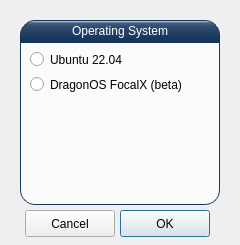
Qt form UI/install.ui (ainfosec/FISSURE) before a commit.
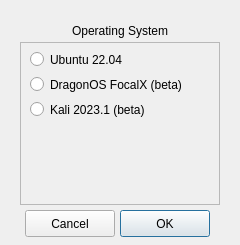
The same form after that commit.

What changed in the file:
```diff
--- a/UI/install.ui
+++ b/UI/install.ui
@@ -48,19 +48,6 @@
      <height>22</height>
     </rect>
    </property>
-   <property name="styleSheet">
-    <string notr="true">QLabel#label1 {
-   qproperty-alignment: AlignCenter;
-	border: 1px solid #17365D;
-	border-top-left-radius: 15px;
-	border-top-right-radius: 15px;
-	background-color: qlineargradient(spread:pad, x1:0, y1:0, x2:0, y2:1, stop:0 #e7eaee, stop:0.12 #455e7d, stop:0.3 #2e4a6d,   stop:0.85 #17365D, stop:1 #17365D);
-	padding: 0px 0px;
-	color: rgb(255, 255, 255);
-	max-height: 20px;
-	font: bold 10pt &quot;Ubuntu&quot;;
-}</string>
-   </property>
    <property name="text">
     <string>Operating System</string>
    </property>
@@ -77,14 +64,6 @@
      <height>163</height>
     </rect>
    </property>
-   <property name="styleSheet">
-    <string notr="true">QFrame#frame1 {
-	background-color: rgb(251, 251, 251);
-	border: 1px solid #17365D;
-	border-bottom-left-radius: 15px;
-	border-bottom-right-radius: 15px;
-}</string>
-   </property>
    <property name="frameShape">
     <enum>QFrame::StyledPanel</enum>
    </property>
@@ -123,6 +102,25 @@
      <string>DragonOS FocalX (beta)</string>
     </property>
    </widget>
+   <widget class="QRadioButton" name="radioButton_kali_2023_1">
+    <property name="enabled">
+     <bool>true</bool>
+    </property>
+    <property name="geometry">
+     <rect>
+      <x>10</x>
+      <y>55</y>
+      <width>185</width>
+      <height>25</height>
+     </rect>
+    </property>
+    <property name="text">
+     <string>Kali 2023.1 (beta)</string>
+    </property>
+   </widget>
+   <zorder>radioButton_ubuntu22_04</zorder>
+   <zorder>radioButton_kali_2023_1</zorder>
+   <zorder>radioButton_dragonos_focalx</zorder>
   </widget>
  </widget>
  <resources/>
```
Left out of the diff: 11 changed lines with no effect on the pictures.
